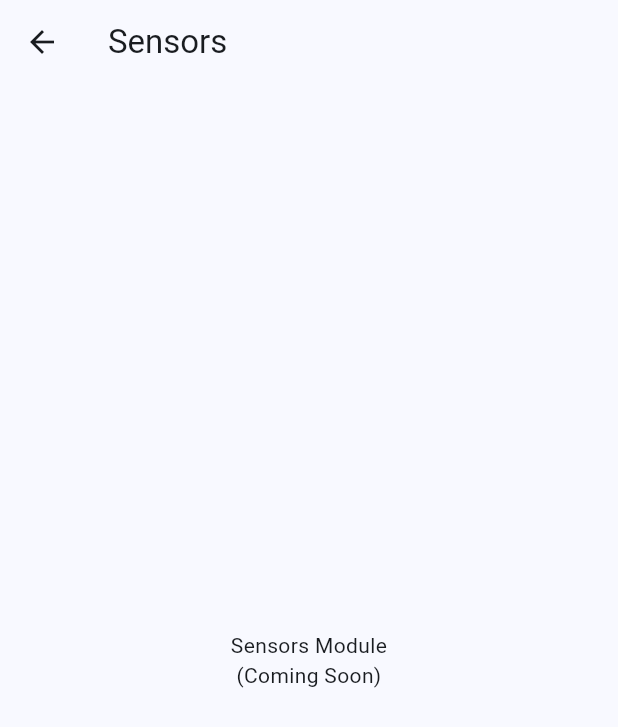
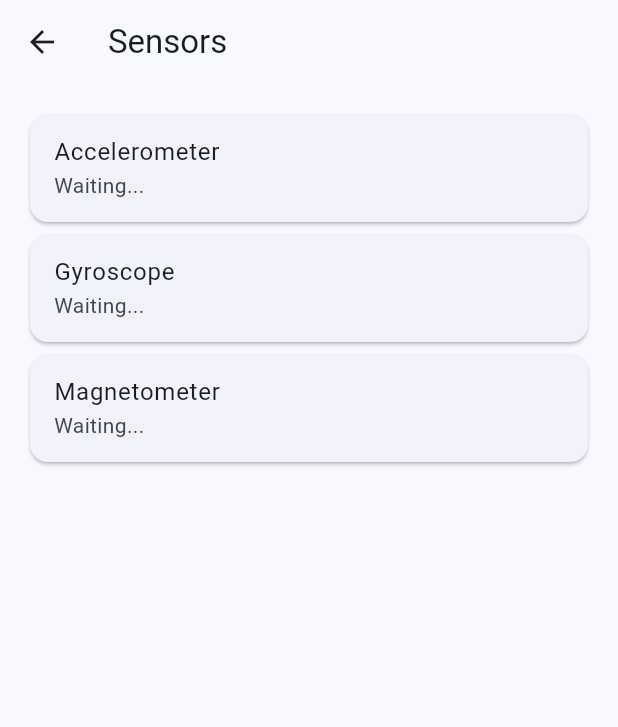
Before and after one commit to nidhiknayak/road-data-collector, a Flutter app: the SensorsPage screen opened directly, on a phone screen of 412 x 824 dp. Shown: the top 727 px of the screen. Run offline on Flutter 3.47's test engine with Material 3 defaults, Android fonts, the phone set to English and light mode, and no system bars; our stand-ins replace permission_handler, sensors_plus.

Commit message:
Milestone 5: Live IMU sensors

```diff
--- /dev/null
+++ b/lib/core/services/sensor_service.dart
@@ -0,0 +1,9 @@
+import 'package:sensors_plus/sensors_plus.dart';
+
+class SensorService {
+  Stream<AccelerometerEvent> accelerometer() => accelerometerEventStream();
+
+  Stream<GyroscopeEvent> gyroscope() => gyroscopeEventStream();
+
+  Stream<MagnetometerEvent> magnetometer() => magnetometerEventStream();
+}
--- a/lib/features/sensors/sensors_page.dart
+++ b/lib/features/sensors/sensors_page.dart
@@ -1,16 +1,88 @@
 import 'package:flutter/material.dart';
+import 'package:sensors_plus/sensors_plus.dart';
+
+import '../../core/services/sensor_service.dart';
 
 class SensorsPage extends StatelessWidget {
   const SensorsPage({super.key});
 
   @override
   Widget build(BuildContext context) {
+    final sensorService = SensorService();
+
     return Scaffold(
-      appBar: AppBar(title: const Text("Sensors")),
-      body: const Center(
-        child: Text(
-          "Sensors Module\n(Coming Soon)",
-          textAlign: TextAlign.center,
+      appBar: AppBar(
+        title: const Text("Sensors"),
+      ),
+      body: SingleChildScrollView(
+        padding: const EdgeInsets.all(16),
+        child: Column(
+          children: [
+
+            StreamBuilder<AccelerometerEvent>(
+              stream: sensorService.accelerometer(),
+              builder: (context, snapshot) {
+
+                final data = snapshot.data;
+
+                return Card(
+                  child: ListTile(
+                    title: const Text("Accelerometer"),
+                    subtitle: Text(
+                      data == null
+                          ? "Waiting..."
+                          : "x=${data.x.toStringAsFixed(2)}\n"
+                            "y=${data.y.toStringAsFixed(2)}\n"
+                            "z=${data.z.toStringAsFixed(2)}",
+                    ),
+                  ),
+                );
+              },
+            ),
+
+            StreamBuilder<GyroscopeEvent>(
+              stream: sensorService.gyroscope(),
+              builder: (context, snapshot) {
+
+                final data = snapshot.data;
+
+                return Card(
+                  child: ListTile(
+                    title: const Text("Gyroscope"),
+                    subtitle: Text(
+                      data == null
+                          ? "Waiting..."
+                          : "x=${data.x.toStringAsFixed(2)}\n"
+                            "y=${data.y.toStringAsFixed(2)}\n"
+                            "z=${data.z.toStringAsFixed(2)}",
+                    ),
+                  ),
+                );
+              },
+            ),
+
+            StreamBuilder<MagnetometerEvent>(
+              stream: sensorService.magnetometer(),
+              builder: (context, snapshot) {
+
+                final data = snapshot.data;
+
+                return Card(
+                  child: ListTile(
+                    title: const Text("Magnetometer"),
+                    subtitle: Text(
+                      data == null
+                          ? "Waiting..."
+                          : "x=${data.x.toStringAsFixed(2)}\n"
+                            "y=${data.y.toStringAsFixed(2)}\n"
+                            "z=${data.z.toStringAsFixed(2)}",
+                    ),
+                  ),
+                );
+              },
+            ),
+
+          ],
         ),
       ),
     );
--- a/pubspec.yaml
+++ b/pubspec.yaml
@@ -15,6 +15,7 @@ dependencies:
   go_router: ^16.0.0
   flutter_riverpod: ^2.6.1
   permission_handler: ^12.0.1
+  sensors_plus: ^6.1.1
 
 dev_dependencies:
   flutter_test:
```
Also changed, not shown: pubspec.lock.
